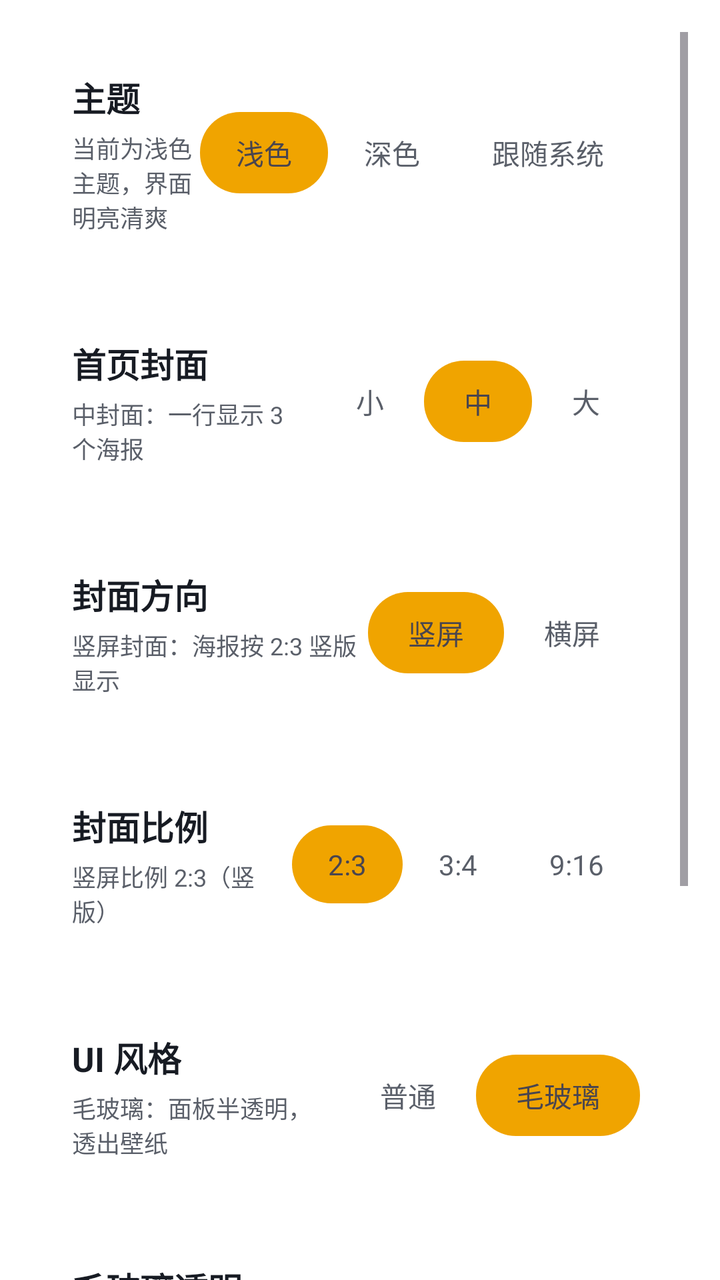
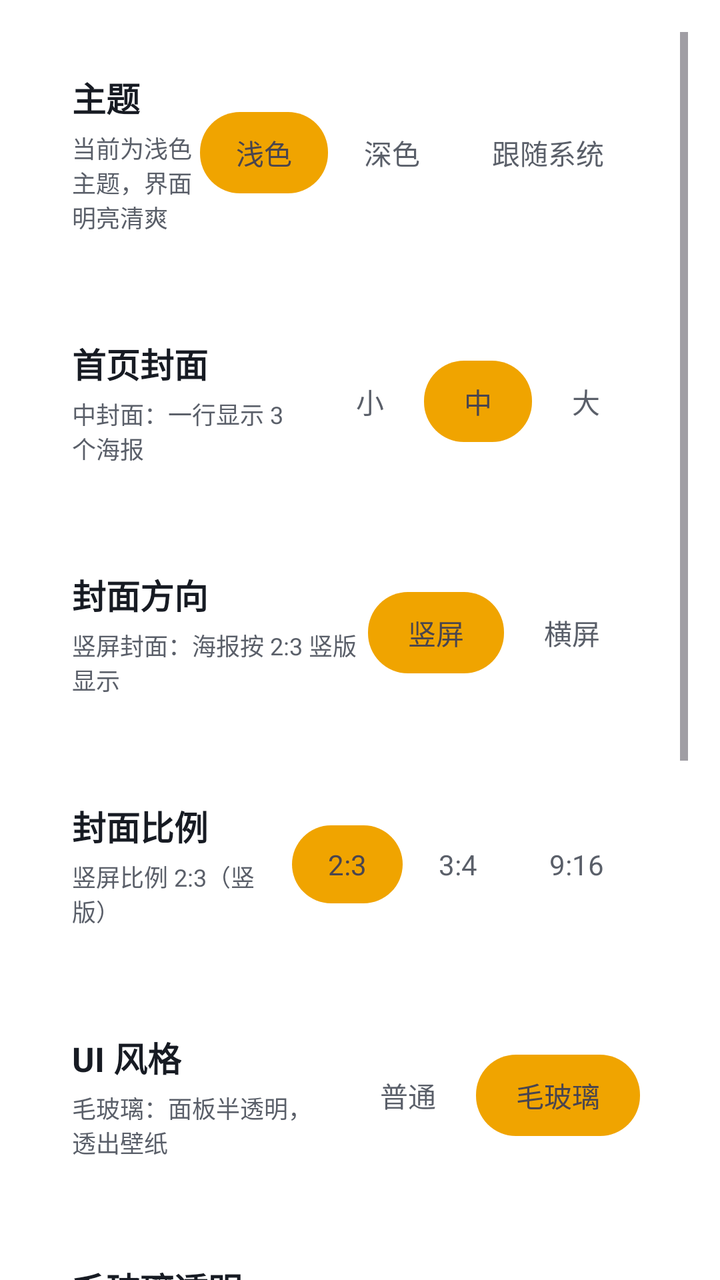

Two renders of the same Android screen: before a commit and after it. Below are the layout's source before the change and the commit's diff.
<!-- AndroidManifest.xml: another module's application theme Theme.App -->
<!-- res/layout/activity_ui_settings.xml -->
<?xml version="1.0" encoding="utf-8"?>
<ScrollView xmlns:android="http://schemas.android.com/apk/res/android"
    android:layout_width="match_parent"
    android:layout_height="match_parent"
    android:fillViewport="true"
    android:clipToPadding="false"
    android:paddingTop="16dp"
    android:paddingLeft="16dp"
    android:paddingRight="16dp"
    android:paddingBottom="16dp">

<LinearLayout
    android:layout_width="match_parent"
    android:layout_height="wrap_content"
    android:orientation="vertical">


<LinearLayout
    android:layout_width="match_parent"
    android:layout_height="wrap_content"
    android:orientation="horizontal"
    android:gravity="center_vertical"
    android:background="@drawable/dialog_glass"
    android:padding="20dp"
    android:layout_marginBottom="12dp">

    <LinearLayout
        android:layout_width="0dp"
        android:layout_height="wrap_content"
        android:layout_weight="1"
        android:orientation="vertical">

        <TextView
            android:layout_width="wrap_content"
            android:layout_height="wrap_content"
            android:text="主题"
            android:textSize="17sp"
            android:textStyle="bold"
            android:textColor="#171B23"/>

        <TextView
            android:layout_width="wrap_content"
            android:layout_height="wrap_content"
            android:text="当前为浅色主题，界面明亮清爽"
            android:textSize="12sp"
            android:textColor="#5A5F69"
            android:layout_marginTop="4dp"/>
    </LinearLayout>

    <LinearLayout
        android:layout_width="wrap_content"
        android:layout_height="wrap_content"
        android:orientation="horizontal"
        android:background="@drawable/seg_container"
        android:padding="4dp">

        <TextView
            android:id="@+id/seg_theme_light"
            android:layout_width="wrap_content"
            android:layout_height="wrap_content"
            android:text="浅色"
            android:textSize="14sp"
            android:paddingHorizontal="18dp"
            android:paddingVertical="10dp"
            android:background="@drawable/seg_selected"/>

        <TextView
            android:id="@+id/seg_theme_dark"
            android:layout_width="wrap_content"
            android:layout_height="wrap_content"
            android:text="深色"
            android:textSize="14sp"
            android:textColor="#5A5F69"
            android:paddingHorizontal="18dp"
            android:paddingVertical="10dp"/>

        <TextView
            android:id="@+id/seg_theme_system"
            android:layout_width="wrap_content"
            android:layout_height="wrap_content"
            android:text="跟随系统"
            android:textSize="14sp"
            android:textColor="#5A5F69"
            android:paddingHorizontal="18dp"
            android:paddingVertical="10dp"/>
    </LinearLayout>
</LinearLayout>


<LinearLayout
    android:layout_width="match_parent"
    android:layout_height="wrap_content"
    android:orientation="horizontal"
    android:gravity="center_vertical"
    android:background="@drawable/dialog_glass"
    android:padding="20dp"
    android:layout_marginBottom="12dp">

    <LinearLayout
        android:layout_width="0dp"
        android:layout_height="wrap_content"
        android:layout_weight="1"
        android:orientation="vertical">

        <TextView
            android:layout_width="wrap_content"
            android:layout_height="wrap_content"
            android:text="首页封面"
            android:textSize="17sp"
            android:textStyle="bold"
            android:textColor="#171B23"/>

        <TextView
            android:layout_width="wrap_content"
            android:layout_height="wrap_content"
            android:text="中封面：一行显示 3 个海报"
            android:textSize="12sp"
            android:textColor="#5A5F69"
            android:layout_marginTop="4dp"/>
    </LinearLayout>

    <LinearLayout
        android:layout_width="wrap_content"
        android:layout_height="wrap_content"
        android:orientation="horizontal"
        android:background="@drawable/seg_container"
        android:padding="4dp">

        <TextView
            android:id="@+id/seg_cover_small"
            android:layout_width="wrap_content"
            android:layout_height="wrap_content"
            android:text="小"
            android:textSize="14sp"
            android:textColor="#5A5F69"
            android:paddingHorizontal="20dp"
            android:paddingVertical="10dp"/>

        <TextView
            android:id="@+id/seg_cover_medium"
            android:layout_width="wrap_content"
            android:layout_height="wrap_content"
            android:text="中"
            android:textSize="14sp"
            android:paddingHorizontal="20dp"
            android:paddingVertical="10dp"
            android:background="@drawable/seg_selected"/>

        <TextView
            android:id="@+id/seg_cover_large"
            android:layout_width="wrap_content"
            android:layout_height="wrap_content"
            android:text="大"
            android:textSize="14sp"
            android:textColor="#5A5F69"
            android:paddingHorizontal="20dp"
            android:paddingVertical="10dp"/>
    </LinearLayout>
</LinearLayout>


<LinearLayout
    android:layout_width="match_parent"
    android:layout_height="wrap_content"
    android:orientation="horizontal"
    android:gravity="center_vertical"
    android:background="@drawable/dialog_glass"
    android:padding="20dp"
    android:layout_marginBottom="12dp">

    <LinearLayout
        android:layout_width="0dp"
        android:layout_height="wrap_content"
        android:layout_weight="1"
        android:orientation="vertical">

        <TextView
            android:layout_width="wrap_content"
            android:layout_height="wrap_content"
            android:text="封面方向"
            android:textSize="17sp"
            android:textStyle="bold"
            android:textColor="#171B23"/>

        <TextView
            android:layout_width="wrap_content"
            android:layout_height="wrap_content"
            android:text="竖屏封面：海报按 2:3 竖版显示"
            android:textSize="12sp"
            android:textColor="#5A5F69"
            android:layout_marginTop="4dp"/>
    </LinearLayout>

    <LinearLayout
        android:layout_width="wrap_content"
        android:layout_height="wrap_content"
        android:orientation="horizontal"
        android:background="@drawable/seg_container"
        android:padding="4dp">

        <TextView
            android:id="@+id/seg_orient_portrait"
            android:layout_width="wrap_content"
            android:layout_height="wrap_content"
            android:text="竖屏"
            android:textSize="14sp"
            android:paddingHorizontal="20dp"
            android:paddingVertical="10dp"
            android:background="@drawable/seg_selected"/>

        <TextView
            android:id="@+id/seg_orient_landscape"
            android:layout_width="wrap_content"
            android:layout_height="wrap_content"
            android:text="横屏"
            android:textSize="14sp"
            android:textColor="#5A5F69"
            android:paddingHorizontal="20dp"
            android:paddingVertical="10dp"/>
    </LinearLayout>
</LinearLayout>


<LinearLayout
    android:layout_width="match_parent"
    android:layout_height="wrap_content"
    android:orientation="horizontal"
    android:gravity="center_vertical"
    android:background="@drawable/dialog_glass"
    android:padding="20dp"
    android:layout_marginBottom="12dp">

    <LinearLayout
        android:layout_width="0dp"
        android:layout_height="wrap_content"
        android:layout_weight="1"
        android:orientation="vertical">

        <TextView
            android:layout_width="wrap_content"
            android:layout_height="wrap_content"
            android:text="封面比例"
            android:textSize="17sp"
            android:textStyle="bold"
            android:textColor="#171B23"/>

        <TextView
            android:layout_width="wrap_content"
            android:layout_height="wrap_content"
            android:text="竖屏比例 2:3（竖版）"
            android:textSize="12sp"
            android:textColor="#5A5F69"
            android:layout_marginTop="4dp"/>
    </LinearLayout>

    <LinearLayout
        android:layout_width="wrap_content"
        android:layout_height="wrap_content"
        android:orientation="horizontal"
        android:background="@drawable/seg_container"
        android:padding="4dp">

        <TextView
            android:id="@+id/seg_ratio_23"
            android:layout_width="wrap_content"
            android:layout_height="wrap_content"
            android:text="2:3"
            android:textSize="14sp"
            android:paddingHorizontal="18dp"
            android:paddingVertical="10dp"
            android:background="@drawable/seg_selected"/>

        <TextView
            android:id="@+id/seg_ratio_34"
            android:layout_width="wrap_content"
            android:layout_height="wrap_content"
            android:text="3:4"
            android:textSize="14sp"
            android:textColor="#5A5F69"
            android:paddingHorizontal="18dp"
            android:paddingVertical="10dp"/>

        <TextView
            android:id="@+id/seg_ratio_916"
            android:layout_width="wrap_content"
            android:layout_height="wrap_content"
            android:text="9:16"
            android:textSize="14sp"
            android:textColor="#5A5F69"
            android:paddingHorizontal="18dp"
            android:paddingVertical="10dp"/>
    </LinearLayout>
</LinearLayout>


<LinearLayout
    android:layout_width="match_parent"
    android:layout_height="wrap_content"
    android:orientation="horizontal"
    android:gravity="center_vertical"
    android:background="@drawable/dialog_glass"
    android:padding="20dp"
    android:layout_marginBottom="12dp">

    <LinearLayout
        android:layout_width="0dp"
        android:layout_height="wrap_content"
        android:layout_weight="1"
        android:orientation="vertical">

        <TextView
            android:layout_width="wrap_content"
            android:layout_height="wrap_content"
            android:text="UI 风格"
            android:textSize="17sp"
            android:textStyle="bold"
            android:textColor="#171B23"/>

        <TextView
            android:layout_width="wrap_content"
            android:layout_height="wrap_content"
            android:text="毛玻璃：面板半透明，透出壁纸"
            android:textSize="12sp"
            android:textColor="#5A5F69"
            android:layout_marginTop="4dp"/>
    </LinearLayout>

    <LinearLayout
        android:layout_width="wrap_content"
        android:layout_height="wrap_content"
        android:orientation="horizontal"
        android:background="@drawable/seg_container"
        android:padding="4dp">

        <TextView
            android:id="@+id/seg_ui_normal"
            android:layout_width="wrap_content"
            android:layout_height="wrap_content"
            android:text="普通"
            android:textSize="14sp"
            android:textColor="#5A5F69"
            android:paddingHorizontal="20dp"
            android:paddingVertical="10dp"/>

        <TextView
            android:id="@+id/seg_ui_glass"
            android:layout_width="wrap_content"
            android:layout_height="wrap_content"
            android:text="毛玻璃"
            android:textSize="14sp"
            android:paddingHorizontal="20dp"
            android:paddingVertical="10dp"
            android:background="@drawable/seg_selected"/>
    </LinearLayout>
</LinearLayout>


<LinearLayout
    android:layout_width="match_parent"
    android:layout_height="wrap_content"
    android:orientation="horizontal"
    android:gravity="center_vertical"
    android:background="@drawable/dialog_glass"
    android:padding="20dp"
    android:layout_marginBottom="12dp">

    <LinearLayout
        android:layout_width="0dp"
        android:layout_height="wrap_content"
        android:layout_weight="1"
        android:orientation="vertical">

        <TextView
            android:layout_width="wrap_content"
            android:layout_height="wrap_content"
            android:text="毛玻璃透明度"
            android:textSize="17sp"
            android:textStyle="bold"
            android:textColor="#171B23"/>

        <TextView
            android:id="@+id/tv_alpha_desc"
            android:layout_width="wrap_content"
            android:layout_height="wrap_content"
            android:text="当前 55%，越往右越通透"
            android:textSize="12sp"
            android:textColor="#5A5F69"
            android:layout_marginTop="4dp"/>
    </LinearLayout>

    <SeekBar
        android:id="@+id/seek_alpha"
        android:layout_width="160dp"
        android:layout_height="wrap_content"
        android:layout_marginEnd="12dp"
        android:max="100"
        android:progress="55"/>

    <TextView
        android:id="@+id/tv_alpha_value"
        android:layout_width="wrap_content"
        android:layout_height="wrap_content"
        android:text="55%"
        android:textSize="15sp"
        android:textStyle="bold"
        android:textColor="#171B23"/>
</LinearLayout>


<LinearLayout
    android:layout_width="match_parent"
    android:layout_height="wrap_content"
    android:orientation="vertical"
    android:background="@drawable/dialog_glass"
    android:padding="20dp"
    android:layout_marginBottom="12dp">

    <LinearLayout
        android:layout_width="match_parent"
        android:layout_height="wrap_content"
        android:orientation="horizontal"
        android:gravity="center_vertical">

        <LinearLayout
            android:layout_width="0dp"
            android:layout_height="wrap_content"
            android:layout_weight="1"
            android:orientation="vertical">

            <TextView
                android:layout_width="wrap_content"
                android:layout_height="wrap_content"
                android:text="壁纸"
                android:textSize="17sp"
                android:textStyle="bold"
                android:textColor="#171B23"/>

            <TextView
                android:id="@+id/tv_wp_desc"
                android:layout_width="wrap_content"
                android:layout_height="wrap_content"
                android:text="当前：默认壁纸"
                android:textSize="12sp"
                android:textColor="#5A5F69"
                android:layout_marginTop="4dp"/>
        </LinearLayout>

        <LinearLayout
            android:layout_width="wrap_content"
            android:layout_height="wrap_content"
            android:orientation="horizontal"
            android:background="@drawable/seg_container"
            android:padding="4dp">

            <TextView
                android:id="@+id/seg_wp_default"
                android:layout_width="wrap_content"
                android:layout_height="wrap_content"
                android:text="默认"
                android:textSize="14sp"
                android:paddingHorizontal="18dp"
                android:paddingVertical="10dp"
                android:background="@drawable/seg_selected"/>

            <TextView
                android:id="@+id/seg_wp_local"
                android:layout_width="wrap_content"
                android:layout_height="wrap_content"
                android:text="本地"
                android:textSize="14sp"
                android:textColor="#5A5F69"
                android:paddingHorizontal="18dp"
                android:paddingVertical="10dp"/>

            <TextView
                android:id="@+id/seg_wp_url"
                android:layout_width="wrap_content"
                android:layout_height="wrap_content"
                android:text="URL"
                android:textSize="14sp"
                android:textColor="#5A5F69"
                android:paddingHorizontal="18dp"
                android:paddingVertical="10dp"/>
        </LinearLayout>
    </LinearLayout>

    <LinearLayout
        android:layout_width="match_parent"
        android:layout_height="wrap_content"
        android:orientation="horizontal"
        android:gravity="center_vertical"
        android:layout_marginTop="16dp"
        android:paddingTop="16dp">

        <TextView
            android:layout_width="0dp"
            android:layout_height="wrap_content"
            android:layout_weight="1"
            android:text="模糊壁纸"
            android:textSize="15sp"
            android:textColor="#171B23"/>

        <Switch
            android:id="@+id/switch_blur"
            android:layout_width="wrap_content"
            android:layout_height="wrap_content"
            android:checked="true"/>
    </LinearLayout>
</LinearLayout>

</LinearLayout>
</ScrollView>
<!-- resources referenced by this layout -->
<resources>
  <!-- drawable dialog_glass (drawable) -->
  <?xml version="1.0" encoding="utf-8"?>
  <shape xmlns:android="http://schemas.android.com/apk/res/android"
      android:shape="rectangle">
      <solid android:color="#B3FFFFFF" />
      <stroke
          android:width="1dp"
          android:color="#33FFFFFF" />
      <corners android:radius="16dp" />
  </shape>
  <!-- drawable seg_container (drawable) -->
  <?xml version="1.0" encoding="utf-8"?>
  <shape xmlns:android="http://schemas.android.com/apk/res/android" android:shape="rectangle">
  <corners android:radius="24dp"/>
  <solid android:color="#FFFFFFFF"/>
  </shape>
  <!-- drawable seg_selected (drawable) -->
  <?xml version="1.0" encoding="utf-8"?>
  <shape xmlns:android="http://schemas.android.com/apk/res/android" android:shape="rectangle">
  <corners android:radius="20dp"/>
  <solid android:color="#f0a400"/>
  </shape>
  <style name="Theme.App" parent="Theme.XingChen" />
  <style name="Theme.XingChen" parent="Theme.Material3.DayNight.NoActionBar">
          <item name="android:windowBackground">@android:color/transparent</item>
                <item name="android:colorBackground">@android:color/transparent</item>
          <item name="colorPrimary">#f0a400</item>
          <item name="colorPrimaryVariant">#c07f00</item>
          <item name="colorOnPrimary">@android:color/white</item>
      </style>
</resources>

<!-- the commit's change to res/layout/activity_ui_settings.xml (unified diff, before → after) -->
@@ -484,6 +484,88 @@
         </LinearLayout>
     </LinearLayout>
 
+    <HorizontalScrollView
+        android:layout_width="match_parent"
+        android:layout_height="wrap_content"
+        android:layout_marginTop="16dp"
+        android:scrollbars="none">
+
+        <LinearLayout
+            android:layout_width="wrap_content"
+            android:layout_height="wrap_content"
+            android:orientation="horizontal">
+
+            <LinearLayout
+                android:layout_width="wrap_content"
+                android:layout_height="wrap_content"
+                android:orientation="vertical"
+                android:layout_marginEnd="12dp">
+
+                <ImageView
+                    android:id="@+id/thumb_default"
+                    android:layout_width="80dp"
+                    android:layout_height="120dp"
+                    android:scaleType="centerCrop"
+                    android:background="@drawable/dialog_glass"
+                    android:src="@drawable/poster_shanjian_blur_v3"/>
+
+                <TextView
+                    android:layout_width="match_parent"
+                    android:layout_height="wrap_content"
+                    android:text="默认"
+                    android:textSize="11sp"
+                    android:textColor="#5A5F69"
+                    android:gravity="center"
+                    android:layout_marginTop="4dp"/>
+            </LinearLayout>
+
+            <LinearLayout
+                android:layout_width="wrap_content"
+                android:layout_height="wrap_content"
+                android:orientation="vertical"
+                android:layout_marginEnd="12dp">
+
+                <ImageView
+                    android:id="@+id/thumb_local"
+                    android:layout_width="80dp"
+                    android:layout_height="120dp"
+                    android:scaleType="centerCrop"
+                    android:background="@drawable/dialog_glass"/>
+
+                <TextView
+                    android:layout_width="match_parent"
+                    android:layout_height="wrap_content"
+                    android:text="本地"
+                    android:textSize="11sp"
+                    android:textColor="#5A5F69"
+                    android:gravity="center"
+                    android:layout_marginTop="4dp"/>
+            </LinearLayout>
+
+            <LinearLayout
+                android:layout_width="wrap_content"
+                android:layout_height="wrap_content"
+                android:orientation="vertical">
+
+                <ImageView
+                    android:id="@+id/thumb_url"
+                    android:layout_width="80dp"
+                    android:layout_height="120dp"
+                    android:scaleType="centerCrop"
+                    android:background="@drawable/dialog_glass"/>
+
+                <TextView
+                    android:layout_width="match_parent"
+                    android:layout_height="wrap_content"
+                    android:text="URL"
+                    android:textSize="11sp"
+                    android:textColor="#5A5F69"
+                    android:gravity="center"
+                    android:layout_marginTop="4dp"/>
+            </LinearLayout>
+        </LinearLayout>
+    </HorizontalScrollView>
+
     <LinearLayout
         android:layout_width="match_parent"
         android:layout_height="wrap_content"
<!-- resource entries referenced after the edit -->
@@ -10,6 +10,7 @@
           android:color="#33FFFFFF" />
       <corners android:radius="16dp" />
   </shape>
+  <!-- drawable poster_shanjian_blur_v3: jpg bitmap (drawable, 112631 bytes) -->
   <!-- drawable seg_container (drawable) -->
   <?xml version="1.0" encoding="utf-8"?>
   <shape xmlns:android="http://schemas.android.com/apk/res/android" android:shape="rectangle">
